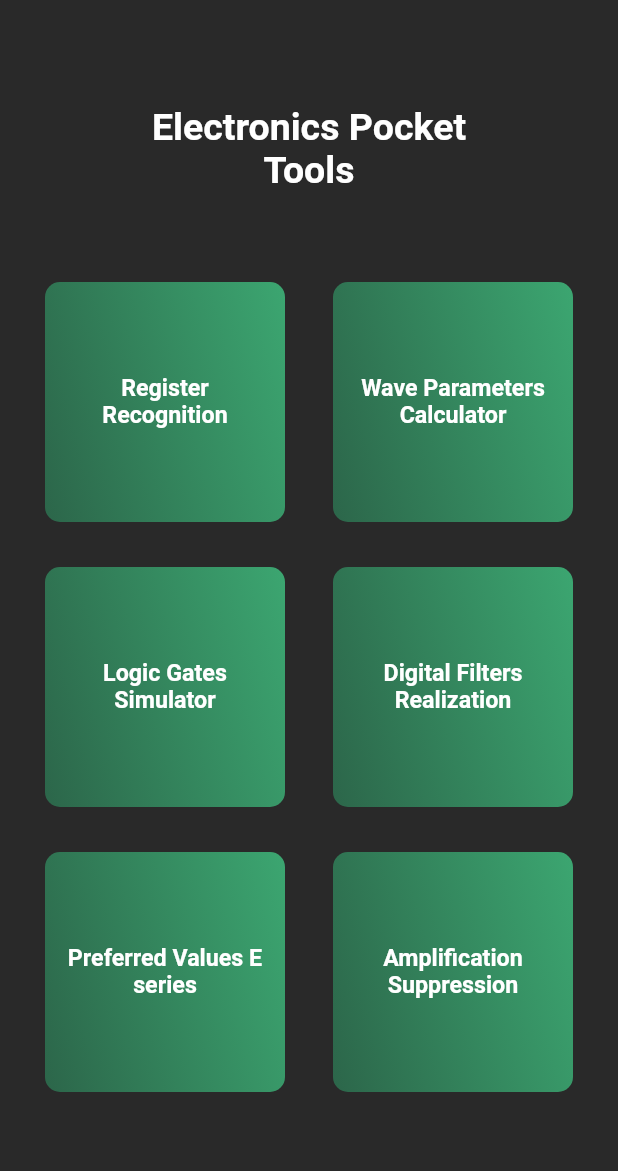
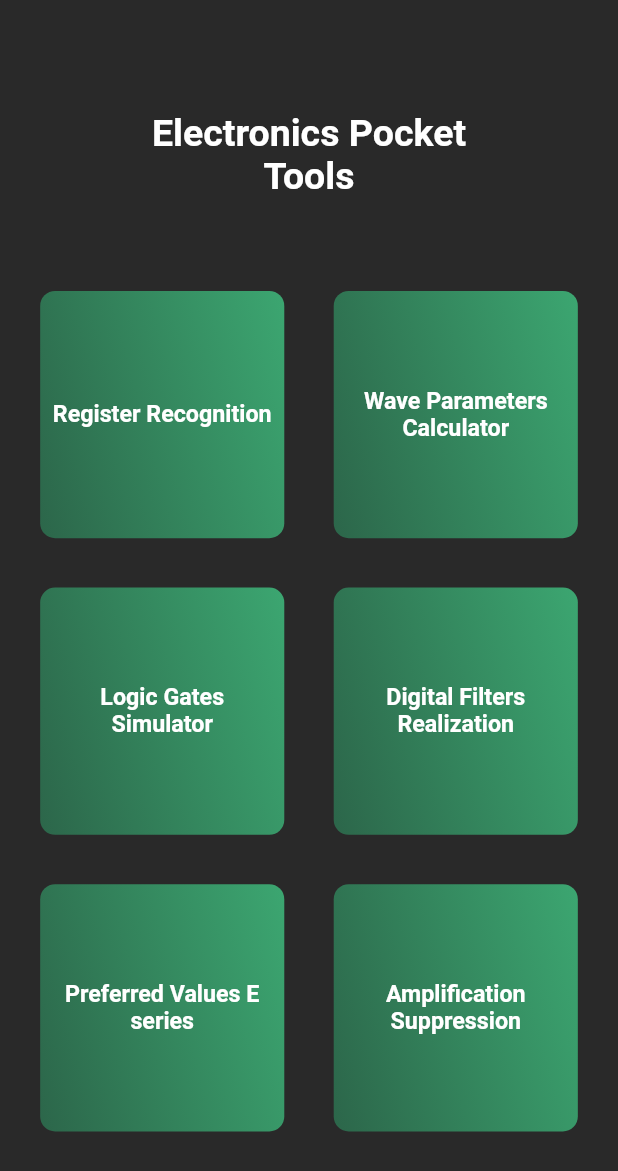
Before and after one commit to Pumaxx/ElectronicsPocketTools-Flutter, a Flutter app: the screen it shows after launch, on a phone screen of 412 x 824 dp. Shown: the top 1171 px of the screen. Run offline on Flutter 3.47's test engine with Material 2 defaults, Android fonts, the light colour scheme and no system bars.

Commit message:
Added responsiveness to HomePage UI

```diff
--- a/lib/home_page.dart
+++ b/lib/home_page.dart
@@ -3,7 +3,14 @@ import 'main_menu.dart';
 
 class MenuButton extends StatefulWidget {
   final String? buttonText;
-  const MenuButton({Key? key, @required this.buttonText}) : super(key: key);
+  final double? screenHeight;
+  final double? screenWidth;
+  const MenuButton(
+      {Key? key,
+      @required this.buttonText,
+      @required this.screenHeight,
+      @required this.screenWidth})
+      : super(key: key);
 
   @override
   State<MenuButton> createState() => _MenuButtonState();
@@ -13,8 +20,8 @@ class _MenuButtonState extends State<MenuButton> {
   @override
   Widget build(BuildContext context) {
     return Container(
-      height: 160.0,
-      width: 160.0,
+      height: widget.screenHeight! * 0.2,
+      width: widget.screenHeight! * 0.2,
       decoration: BoxDecoration(
         borderRadius: const BorderRadius.all(Radius.circular(10.0)),
         gradient: LinearGradient(
@@ -49,6 +56,7 @@ class _MenuButtonState extends State<MenuButton> {
 
 class HomePage extends StatefulWidget {
   const HomePage({super.key});
+
   @override
   State<HomePage> createState() => _HomePageState();
 }
@@ -56,19 +64,24 @@ class HomePage extends StatefulWidget {
 class _HomePageState extends State<HomePage> {
   @override
   Widget build(BuildContext context) {
+    final double statusBarHeight = MediaQuery.of(context).padding.top;
+    final double screenHeight =
+        MediaQuery.of(context).size.height - statusBarHeight;
+    final double screenWidth = MediaQuery.of(context).size.width;
+
     return Scaffold(
       backgroundColor: customColors.main,
       body: SafeArea(
         top: true,
         child: ListView(
           children: [
-            const SizedBox(height: 70.0),
+            SizedBox(height: screenHeight * 0.09),
             Row(
-              children: const [
-                Expanded(child: SizedBox()),
+              children: [
+                const Expanded(child: SizedBox()),
                 SizedBox(
-                  width: 220.0,
-                  child: Center(
+                  width: screenWidth * 0.53,
+                  child: const Center(
                     child: Text(
                       "Electronics Pocket Tools",
                       textAlign: TextAlign.center,
@@ -79,43 +92,61 @@ class _HomePageState extends State<HomePage> {
                     ),
                   ),
                 ),
-                Expanded(child: SizedBox()),
+                const Expanded(child: SizedBox()),
               ],
             ),
-            const SizedBox(height: 60.0),
+            SizedBox(height: screenHeight * 0.075),
             Expanded(
                 child: Row(
               children: [
-                const SizedBox(
-                  width: 30.0,
+                SizedBox(width: screenWidth * 0.065),
+                SizedBox(
+                  width: screenWidth * 0.395,
+                  child: Column(
+                    children: [
+                      MenuButton(
+                          buttonText: "Register Recognition",
+                          screenHeight: screenHeight,
+                          screenWidth: screenWidth),
+                      SizedBox(height: screenHeight * 0.04),
+                      MenuButton(
+                          buttonText: "Logic Gates Simulator",
+                          screenHeight: screenHeight,
+                          screenWidth: screenWidth),
+                      SizedBox(height: screenHeight * 0.04),
+                      MenuButton(
+                          buttonText: "Preferred Values E series",
+                          screenHeight: screenHeight,
+                          screenWidth: screenWidth),
+                    ],
+                  ),
                 ),
-                Column(
-                  children: const [
-                    MenuButton(buttonText: "Register Recognition"),
-                    SizedBox(height: 30.0),
-                    MenuButton(buttonText: "Logic Gates Simulator"),
-                    SizedBox(height: 30.0),
-                    MenuButton(buttonText: "Preferred Values E series"),
-                  ],
+                SizedBox(width: screenWidth * 0.08),
+                SizedBox(
+                  width: screenWidth * 0.395,
+                  child: Column(
+                    children: [
+                      MenuButton(
+                          buttonText: "Wave Parameters Calculator",
+                          screenHeight: screenHeight,
+                          screenWidth: screenWidth),
+                      SizedBox(height: screenHeight * 0.04),
+                      MenuButton(
+                          buttonText: "Digital Filters Realization",
+                          screenHeight: screenHeight,
+                          screenWidth: screenWidth),
+                      SizedBox(height: screenHeight * 0.04),
+                      MenuButton(
+                          buttonText: "Amplification Suppression",
+                          screenHeight: screenHeight,
+                          screenWidth: screenWidth),
+                    ],
+                  ),
                 ),
-                const Expanded(
-                  child: SizedBox(),
-                ),
-                Column(
-                  children: const [
-                    MenuButton(buttonText: "Wave Parameters Calculator"),
-                    SizedBox(height: 30.0),
-                    MenuButton(buttonText: "Digital Filters Realization"),
-                    SizedBox(height: 30.0),
-                    MenuButton(buttonText: "Amplification Suppression"),
-                  ],
-                ),
-                const SizedBox(
-                  width: 30.0,
-                ),
+                SizedBox(width: screenWidth * 0.065),
               ],
             )),
-            const SizedBox(height: 65.0)
+            SizedBox(height: screenHeight * 0.08)
           ],
         ),
       ),
--- a/lib/main_menu.dart
+++ b/lib/main_menu.dart
@@ -3,6 +3,22 @@ import 'colors.dart';
 import 'home_page.dart';
 
 const customColors = CustomColors();
+
+class ScreenSize extends StatelessWidget {
+  ScreenSize({super.key});
+
+  double? statusBarHeight;
+  double? screenHeight;
+  double? screenWidth;
+
+  @override
+  Widget build(BuildContext context) {
+    statusBarHeight = MediaQuery.of(context).padding.top;
+    screenHeight = MediaQuery.of(context).size.height - statusBarHeight!;
+    screenWidth = MediaQuery.of(context).size.width;
+    return const Scaffold();
+  }
+}
 
 void main() {
   runApp(const ElectronicsPocketTools());
```
